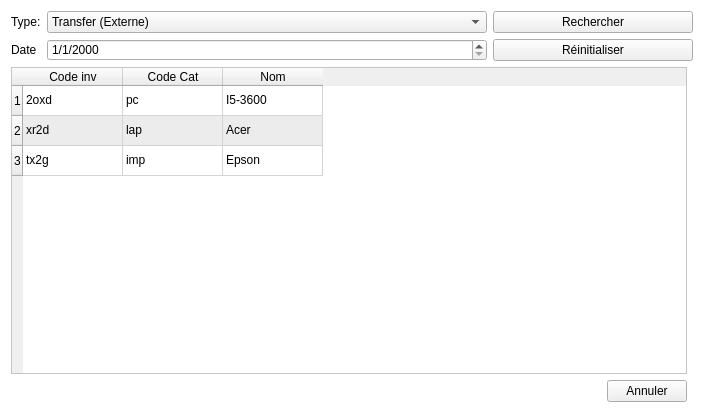
This is interfaces/listetransfer.ui in Mehdi-SK/Cosider-TP-App as Qt 5 draws it before an edit. The edited form follows.
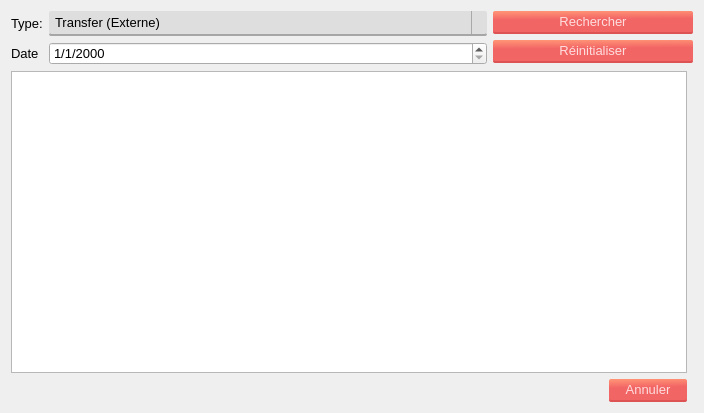
This is the edited form.

```diff
--- a/interfaces/listetransfer.ui
+++ b/interfaces/listetransfer.ui
@@ -14,8 +14,57 @@
    <string>Listes des transfers</string>
   </property>
   <property name="styleSheet">
-   <string notr="true">QWidget#Form{
-	background-color: white;
+   <string notr="true">*{
+	font: 10pt;
+}
+#Dialog{
+	
+	background-color: rgb(255, 255, 255);
+	font: 10pt;
+}
+
+.QPushButton{
+	border-radius: 2;
+	background-color: qlineargradient(spread:pad, x1:0.548, y1:1, x2:0.469455, y2:0, stop:0.627119 rgba(242, 101, 101, 255), stop:1 rgba(255, 146, 117, 255));
+	border-bottom: 2px solid;
+	border-bottom-color:rgb(221, 83, 83);
+	padding: 3px 16px;
+	color:rgb(255, 221, 221);	
+	font: 10pt;
+}
+.QPushButton:pressed{
+	background-color: rgb(220, 91, 91);
+	border-bottom-color: rgb(194, 73, 73);
+}
+
+.QLineEdit, .QTextEdit{
+	border-radius: 2;
+	border-bottom: 2px solid rgb(166, 166, 166);
+	font: 10pt;
+	padding: 3px 6px;
+	
+	background-color:rgb(222, 222, 222);
+}
+
+.QComboBox{
+	border-radius: 2;
+	background-color:rgb(222, 222, 222);
+	border: none;
+	padding: 3px 6px;
+	border-bottom: 2px solid rgb(166, 166, 166);
+}
+.QComboBox::drop-down{
+	 subcontrol-origin: padding;
+    subcontrol-position: top right;
+	
+	border-left-width: 1px;
+    border-left-color: darkgray;
+    border-left-style: solid;
+}
+QComboBox:!editable:on, QComboBox::drop-down:editable:on {
+    background: qlineargradient(x1: 0, y1: 0, x2: 0, y2: 1,
+                                stop: 0 #D3D3D3, stop: 0.4 #D8D8D8,
+                                stop: 0.5 #DDDDDD, stop: 1.0 #E1E1E1);
 }</string>
   </property>
   <layout class="QGridLayout" name="gridLayout">
@@ -105,13 +154,58 @@
    <item row="1" column="0">
     <widget class="QTableWidget" name="tableWidget">
      <property name="styleSheet">
-      <string notr="true">QTableWidget{
-	background-color:white;
-	selection-background-color: qlineargradient(spread:pad, x1:0, y1:0, x2:1, y2:1, stop:0 rgba(221, 129, 129, 255), stop:1 rgba(255, 194, 163, 255));
-	alternate-background-color:rgb(236, 236, 236) ;
+      <string notr="true">*{
+	font: 10pt;
+}
+#Dialog{
 	
+	background-color: rgb(255, 255, 255);
+	font: 10pt;
 }
-</string>
+
+.QPushButton{
+	border-radius: 2;
+	background-color: qlineargradient(spread:pad, x1:0.548, y1:1, x2:0.469455, y2:0, stop:0.627119 rgba(242, 101, 101, 255), stop:1 rgba(255, 146, 117, 255));
+	border-bottom: 2px solid;
+	border-bottom-color:rgb(221, 83, 83);
+	padding: 3px 16px;
+	color:rgb(255, 221, 221);	
+	font: 10pt;
+}
+.QPushButton:pressed{
+	background-color: rgb(220, 91, 91);
+	border-bottom-color: rgb(194, 73, 73);
+}
+
+.QLineEdit, .QTextEdit{
+	border-radius: 2;
+	border-bottom: 2px solid rgb(166, 166, 166);
+	font: 10pt;
+	padding: 3px 6px;
+	
+	background-color:rgb(222, 222, 222);
+}
+
+.QComboBox{
+	border-radius: 2;
+	background-color:rgb(222, 222, 222);
+	border: none;
+	padding: 3px 6px;
+	border-bottom: 2px solid rgb(166, 166, 166);
+}
+.QComboBox::drop-down{
+	 subcontrol-origin: padding;
+    subcontrol-position: top right;
+	
+	border-left-width: 1px;
+    border-left-color: darkgray;
+    border-left-style: solid;
+}
+QComboBox:!editable:on, QComboBox::drop-down:editable:on {
+    background: qlineargradient(x1: 0, y1: 0, x2: 0, y2: 1,
+                                stop: 0 #D3D3D3, stop: 0.4 #D8D8D8,
+                                stop: 0.5 #DDDDDD, stop: 1.0 #E1E1E1);
+}</string>
      </property>
      <property name="editTriggers">
       <set>QAbstractItemView::NoEditTriggers</set>
@@ -125,81 +219,6 @@
      <property name="sortingEnabled">
       <bool>true</bool>
      </property>
-     <row>
-      <property name="text">
-       <string>1</string>
-      </property>
-     </row>
-     <row>
-      <property name="text">
-       <string>2</string>
-      </property>
-     </row>
-     <row>
-      <property name="text">
-       <string>3</string>
-      </property>
-     </row>
-     <column>
-      <property name="text">
-       <string>Code inv</string>
-      </property>
-     </column>
-     <column>
-      <property name="text">
-       <string>Code Cat</string>
-      </property>
-     </column>
-     <column>
-      <property name="text">
-       <string>Nom</string>
-      </property>
-     </column>
-     <item row="0" column="0">
-      <property name="text">
-       <string>2oxd</string>
-      </property>
-     </item>
-     <item row="0" column="1">
-      <property name="text">
-       <string>pc</string>
-      </property>
-     </item>
-     <item row="0" column="2">
-      <property name="text">
-       <string>I5-3600</string>
-      </property>
-     </item>
-     <item row="1" column="0">
-      <property name="text">
-       <string>xr2d</string>
-      </property>
-     </item>
-     <item row="1" column="1">
-      <property name="text">
-       <string>lap</string>
-      </property>
-     </item>
-     <item row="1" column="2">
-      <property name="text">
-       <string>Acer </string>
-      </property>
-     </item>
-     <item row="2" column="0">
-      <property name="text">
-       <string>tx2g</string>
-      </property>
-     </item>
-     <item row="2" column="1">
-      <property name="text">
-       <string>imp</string>
-      </property>
-     </item>
-     <item row="2" column="2">
-      <property name="text">
-       <string>Epson</string>
-      </property>
-     </item>
     </widget>
    </item>
    <item row="2" column="0" alignment="Qt::AlignRight">
```
